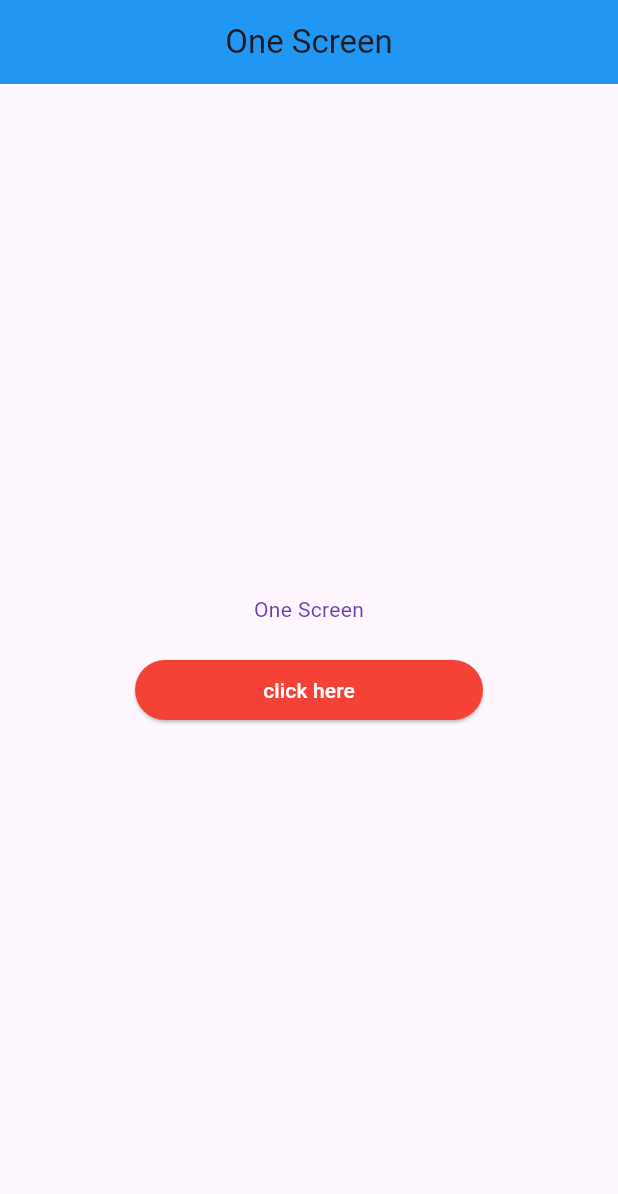
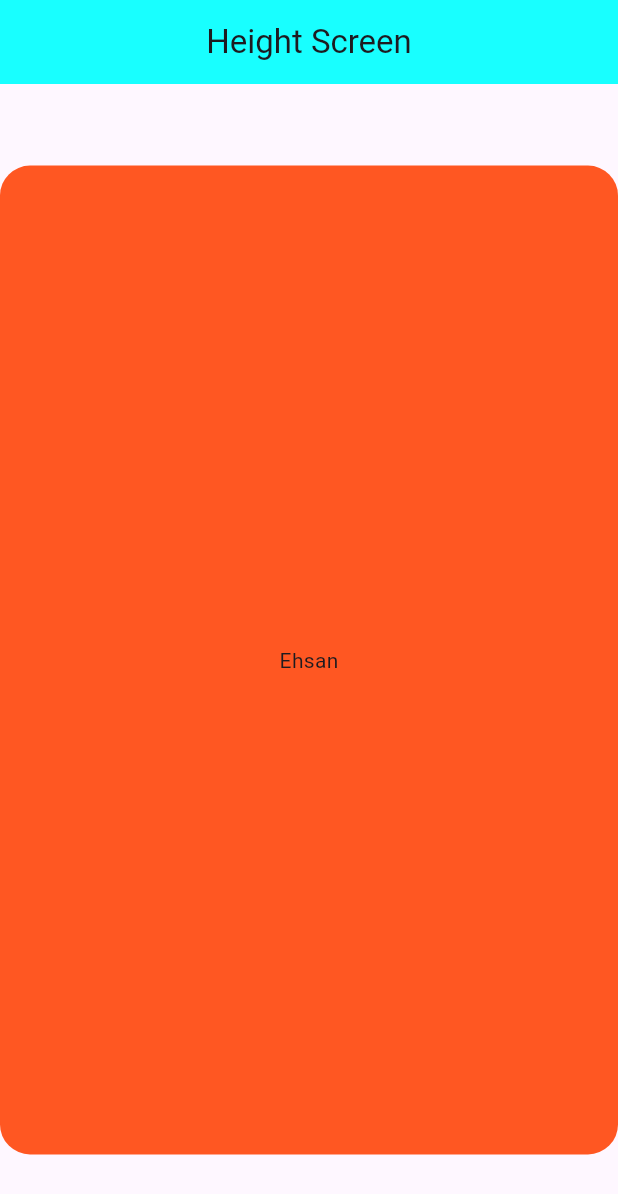
Before and after one commit to MEhsan1237/Getx, a Flutter app: the screen it shows after launch, on a phone screen of 412 x 824 dp. Shown: the top 1194 px of the screen. Run offline on Flutter 3.47's test engine with Material 3 defaults, Android fonts, the phone set to English and light mode, and no system bars; our stand-ins replace get.

Commit message:
upload changes

```diff
--- a/lib/main.dart
+++ b/lib/main.dart
@@ -1,5 +1,6 @@
 import 'package:flutter/material.dart';
 import 'package:get/get.dart';
+import 'package:getx/screens/height_screen.dart';
 import 'package:getx/screens/one_screen.dart';
 import 'package:getx/screens/three_screen.dart';
 import 'package:getx/screens/two_screen.dart';
@@ -21,7 +22,7 @@ class MyApp extends StatelessWidget {
 
         colorScheme: ColorScheme.fromSeed(seedColor: Colors.deepPurple),
       ),
-      home: const OneScreen(),
+      home: const HeightScreen(),
       getPages: [
         GetPage(name: "/", page:()=> OneScreen()),
         GetPage(name: "/twoScreen", page:()=> TwoScreen()),
--- /dev/null
+++ b/lib/screens/height_screen.dart
@@ -0,0 +1,39 @@
+import 'package:flutter/material.dart';
+import 'package:get/get.dart';
+
+
+
+
+class HeightScreen extends StatefulWidget {
+  const HeightScreen({super.key});
+
+  @override
+  State<HeightScreen> createState() => _HeightScreenState();
+}
+
+class _HeightScreenState extends State<HeightScreen> {
+  @override
+  Widget build(BuildContext context) {
+    return Scaffold(
+      appBar: AppBar(
+        title: Text("Height Screen",),backgroundColor: Colors.cyanAccent,
+        centerTitle: true,
+      ),
+      body: Center(child: Column(
+        crossAxisAlignment: CrossAxisAlignment.center,
+        mainAxisAlignment: MainAxisAlignment.center,
+        children: [
+          Container(
+            height: Get.height *0.8,
+            width: Get.width *2,
+            decoration: BoxDecoration(
+              color: Colors.deepOrange,
+              borderRadius: BorderRadius.circular(20)
+            ),
+            child: Center(child: Text("Ehsan")),
+          )
+        ],
+      ),),
+    );
+  }
+}
```
